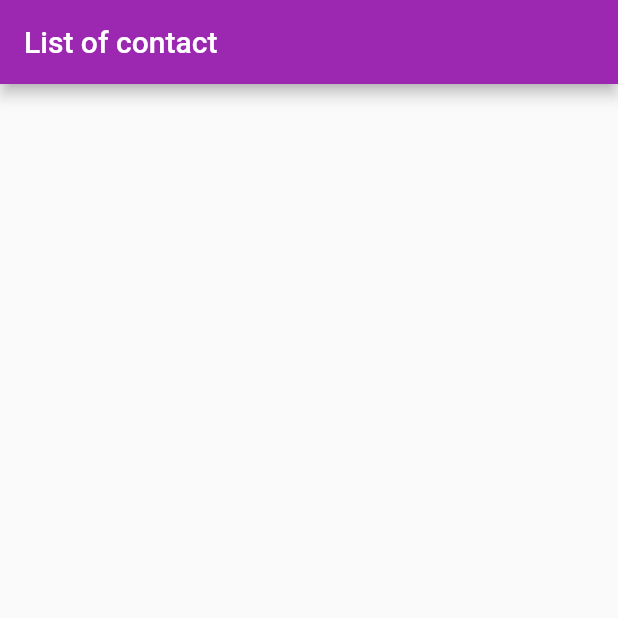
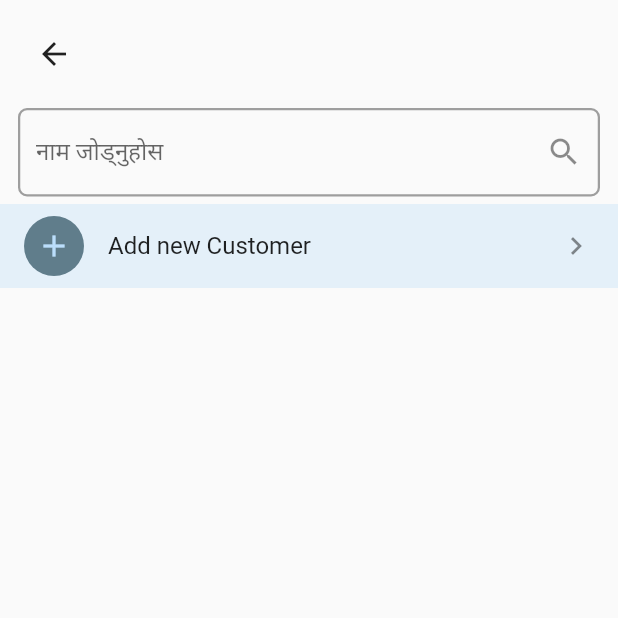
Before and after one commit to SandeshLamichhane/showMobileContact_flutter, a Flutter app: the screen it shows after launch, on a phone screen of 412 x 824 dp, the top half of it. Run offline on Flutter 3.47's test engine with Material 2 defaults, Android fonts, the phone set to English and light mode, and no system bars; our stand-ins replace contacts_service, intl_phone_number_input, permission_handler.

Commit message:
Search bar Added

```diff
--- /dev/null
+++ b/lib/Dashboard/Constant/variable.dart
@@ -0,0 +1,23 @@
+import 'package:flutter/material.dart';
+
+class VariableConstant {
+
+ static  InputDecoration textfieldDecoration= InputDecoration(
+         labelText:"कृपया ग्राहकको नाम जोड्नुहोस्",
+
+          border:OutlineInputBorder(
+            borderRadius: BorderRadius.circular(6.0),
+            borderSide: const BorderSide(width: 1.5, color:  Colors.grey)
+          ) ,
+          enabledBorder:OutlineInputBorder(
+            borderRadius: BorderRadius.circular(6.0),
+            borderSide: const BorderSide(width: 1.5, color:  Colors.grey)
+          ) ,
+          focusedBorder:OutlineInputBorder(
+            borderRadius: BorderRadius.circular(6.0),
+            borderSide: const BorderSide(width: 1.5, color:  Colors.purple)
+          )
+        );
+
+
+}
--- a/lib/Dashboard/Contact/view_contact.dart
+++ b/lib/Dashboard/Contact/view_contact.dart
@@ -1,8 +1,14 @@
+import 'package:contacts_service/contacts_service.dart';
 import 'package:flutter/material.dart';
+import 'package:recipes/Dashboard/Constant/variable.dart';
+import 'package:recipes/Dashboard/Contact/view_contact_widget.dart';
 import 'package:recipes/Dashboard/Services/contact_services.dart';
+import 'package:intl_phone_number_input/intl_phone_number_input.dart';
 
 class ViewContact extends StatefulWidget {
   const ViewContact({ Key? key }) : super(key: key);
+  static bool  showphoneinput=true;
+  static String inputName="";
 
   @override
   _ViewContactState createState() => _ViewContactState();
@@ -10,7 +16,8 @@ class ViewContact extends StatefulWidget {
 
 class _ViewContactState extends State<ViewContact> {
   final contactobj= ContactServices();
-
+  String initialCountry = 'NP';
+  PhoneNumber number = PhoneNumber(isoCode: 'NP');
   // in the init state load the
   @override
   void initState() {
@@ -22,15 +29,62 @@ class _ViewContactState extends State<ViewContact> {
   }
   @override
   Widget build(BuildContext context) {
+
     return  SafeArea(
-      child: Scaffold(
-        appBar: AppBar(
-          title:const Text("List of contact"),
+      child: GestureDetector(
+        onTap:(){
+         FocusScope.of(context).unfocus();
+           if(ContactServices.contacts!=null && ViewContact.inputName.trim()==""){
+
+
+            ContactServices.contacts=ContactServices.tempContacts!.map((e)=> e).toList();
+            setState((){});
+          }
+        },
+        child: Scaffold(
+
+          body: Column(
+            children: [
+              ContactWidget.gobackwidget,
+                searchContact(),
+
+              !  ViewContact.showphoneinput?
+              Container(
+                  child: Padding(
+                    padding: const EdgeInsets.all(12.0),
+                    child: createphoneIput()
+                  )
+              ):
+              Container(),
+             const  SizedBox(height: 5,),
+              Flexible(
+                child: Container(
+                                  color: Theme.of(context).primaryColor.withOpacity(0.1),
+
+                  child: ListView.builder(
+                    shrinkWrap:true,
+                    itemCount: ContactServices.contacts?.length !=null ? ContactServices.contacts!.length+1:1 ,
+                     itemBuilder: (  context,   index){
+                      // if index is 1o then add new customer
+                    if(index==0){
+                    return
+                    ViewContact.showphoneinput?
+                      addNewWidget(): Container();
+                    }else{
+                    return
+                     displyaContact(ContactServices.contacts![index-1], index-1);
+                    }
+                  }),
+                ),
+              ),
+            ],
+          ),
         ),
-        body: ListView.builder(
-          itemCount: ContactServices.contacts?.length !=null ? ContactServices.contacts!.length:0 ,
-           itemBuilder: (  context,   index){
-          return   ListTile(
+      ),);
+  }
+
+  Widget displyaContact(Contact contact, int index) {
+    return ListTile(
             leading: CircleAvatar(
               backgroundColor:contactobj.getColor(index) ,
               child: Text(contactobj.highlightName(ContactServices.contacts![index].displayName!),
@@ -40,7 +94,105 @@ class _ViewContactState extends State<ViewContact> {
 
             )
           );
-        }),
-      ),);
+  }
+
+  Widget addNewWidget() {
+
+
+    return   ListTile(
+      onTap: (){
+        ////
+        ViewContact.showphoneinput= !ViewContact.showphoneinput;
+        setState((){});
+      },
+      leading:const CircleAvatar(child: Icon(Icons.add),backgroundColor:Colors.blueGrey),
+      title: const Text("Add new Customer"),
+      trailing: const Icon(Icons.chevron_right),
+    );
+  }
+
+  searchContact() {
+    return Padding(
+      padding: const EdgeInsets.only(left:12.0, right:12.0),
+      child: TextFormField(
+
+         textInputAction:TextInputAction.next,
+        onChanged:(String inputName){
+
+        ViewContact.inputName=inputName;
+         // filter the list
+         if(ContactServices.contacts!=null){
+
+         ContactServices.contacts= ContactServices.contacts!.where((x) =>
+          x.displayName!.toLowerCase().contains(inputName)).toList();
+          setState((){});
+
+          }else{
+            ContactServices.contacts=ContactServices.tempContacts!.map((e)=> e).toList();
+            setState((){});
+          }
+
+
+        },
+        decoration:  VariableConstant.textfieldDecoration.copyWith(
+          labelText: "नाम जोड्नुहोस",
+          suffixIcon: ViewContact.showphoneinput?  const Icon(Icons.search):null
+        )
+      ),
+    );
+
+  }
+
+  createphoneIput() {
+
+    return Column(
+                      children: <Widget>[
+                     InternationalPhoneNumberInput(
+                       maxLength: 10,
+                       hintText:'फोन नम्बर प्रविष्ट गर्नुहोस' ,
+                      onInputChanged: (PhoneNumber number) {
+                      //  PhoneNumberController.phoneNumber=number.toString();
+                       // phoneNumber= int.parse(number.toString());
+                       },
+                      onInputValidated: (bool value) {
+
+                      },
+                      selectorConfig: const SelectorConfig(
+                        selectorType: PhoneInputSelectorType.DIALOG,
+                      ),
+                      ignoreBlank: false,
+                      autoValidateMode: AutovalidateMode.disabled,
+                      selectorTextStyle: const TextStyle(color: Colors.black),
+                      initialValue: number,
+                     // textFieldController: controller,
+                      formatInput: false,
+                      keyboardType:
+                         const  TextInputType.numberWithOptions(signed: true, decimal: true),
+                      inputBorder: const OutlineInputBorder(),
+                      onSaved: (PhoneNumber number) {
+
+                      },
+                    ),
+                   const SizedBox(height: 20,),
+
+                      ViewContact.inputName.trim()==""? Container():
+                        ClipRRect(
+                          borderRadius: BorderRadius.circular(6.0),
+                          child:SizedBox(
+                            height:50,
+                            width: double.maxFinite,
+                            child: ElevatedButton(onPressed: (){},
+                             child:   Text("नाम जोड्नुहोस",
+                             style: TextStyle(
+                               fontFamily: "Verdana",
+                               fontSize:   MediaQuery.of(context).size.height/45
+                             ),
+
+                             ),
+
+                             ))
+                        )
+                      ],
+                    );
   }
 }
--- /dev/null
+++ b/lib/Dashboard/Contact/view_contact_widget.dart
@@ -0,0 +1,17 @@
+import 'package:flutter/cupertino.dart';
+import 'package:flutter/material.dart';
+
+class ContactWidget{
+  static Widget gobackwidget= Padding(
+               padding: const EdgeInsets.all(12.0),
+               child: Align(
+                 alignment: Alignment.centerLeft,
+                 child:   IconButton(
+                   splashColor: Colors.red,
+                   icon:Icon(Icons.arrow_back),
+                   onPressed: (){
+
+                   }
+
+                   ,)));
+}
--- a/lib/Dashboard/Services/contact_services.dart
+++ b/lib/Dashboard/Services/contact_services.dart
@@ -1,3 +1,5 @@
+import 'dart:math';
+
 import 'package:contacts_service/contacts_service.dart';
 import 'package:flutter/cupertino.dart';
 import 'package:flutter/material.dart';
@@ -6,6 +8,7 @@ import 'package:permission_handler/permission_handler.dart';
 
 class ContactServices{
  static List<Contact>? contacts;
+ static List<Contact>? tempContacts;
   //load the contact from phone
   loadConact(VoidCallback aftersuccess)async{
     try{
@@ -13,6 +16,9 @@ class ContactServices{
    if (await Permission.contacts.request().isGranted) {
   // Either the permission was already granted before or the user just granted it.
     contacts = await ContactsService.getContacts();
+     if(contacts !=null){
+    tempContacts=  contacts?.map((e)=> e ).toList();
+   }
     aftersuccess();
    }
      }
@@ -40,12 +46,9 @@ class ContactServices{
   }
 
   String getAllphone(List<Item>? phones) {
-
- String phoneNumberList="";
-
+   String phoneNumberList="";
    phoneNumberList=phones!.map((e) => e.value as String).toList(). join(', ').toString();
-
- return phoneNumberList;
+   return phoneNumberList;
   }
 
 }
--- a/pubspec.yaml
+++ b/pubspec.yaml
@@ -31,7 +31,7 @@ dependencies:
     sdk: flutter
   contacts_service: ^0.6.3
   permission_handler: ^8.3.0
-
+  intl_phone_number_input: ^0.7.0+2
   # The following adds the Cupertino Icons font to your application.
   # Use with the CupertinoIcons class for iOS style icons.
   cupertino_icons: ^1.0.2
```
Also changed, not shown: pubspec.lock.
